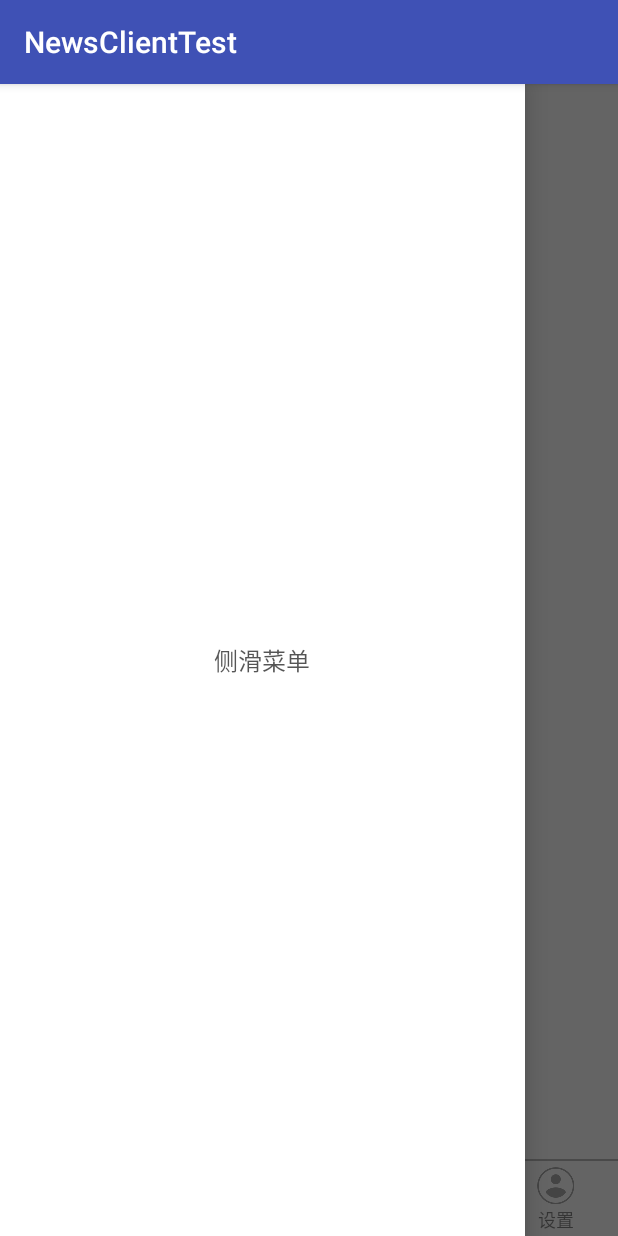
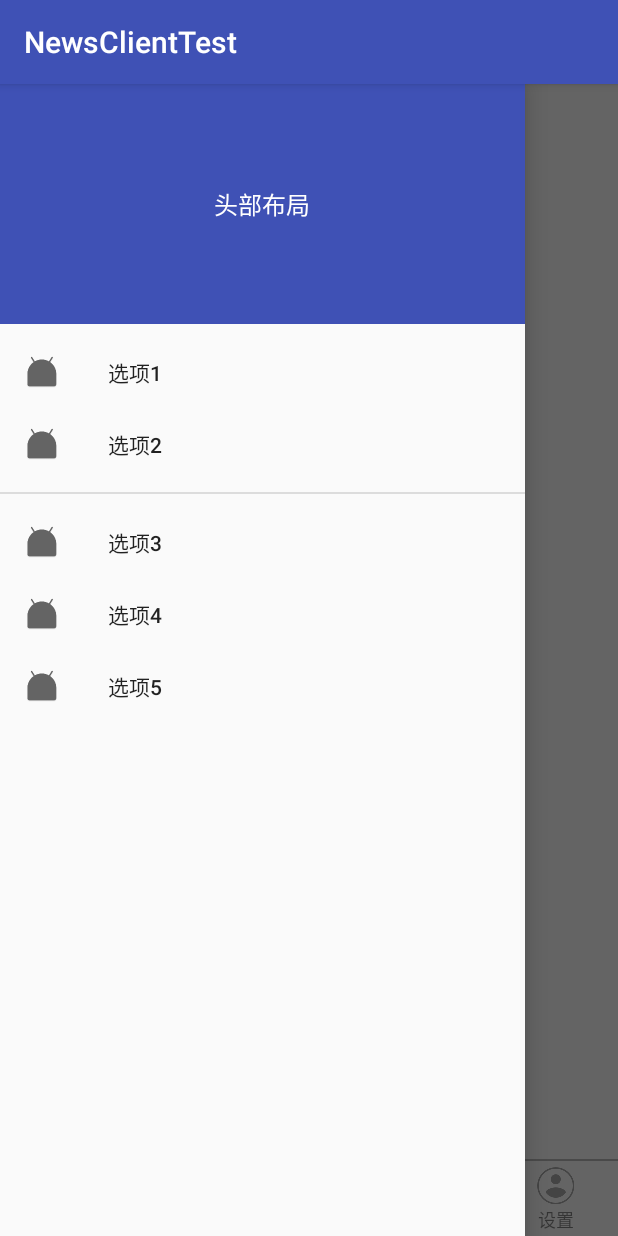
Before and after one commit to Jhonson2/NewsClientTest, an Android app: the MainActivity screen opened directly, with no data from a screen before it, with the side drawer open, on a phone screen of 412 x 824 dp. Run offline under Robolectric (Android 15) with nearby library versions, the phone set to English and light mode, and no system bars.

Commit message:
主界面侧滑菜单:使用NavigationView的使用

```diff
--- a/app/src/main/res/layout/activity_main.xml
+++ b/app/src/main/res/layout/activity_main.xml
@@ -1,5 +1,7 @@
 <?xml version="1.0" encoding="utf-8"?>
-<android.support.v4.widget.DrawerLayout xmlns:android="http://schemas.android.com/apk/res/android"
+<android.support.v4.widget.DrawerLayout
+    android:id="@+id/drawer_layout"
+    xmlns:android="http://schemas.android.com/apk/res/android"
     xmlns:app="http://schemas.android.com/apk/res-auto"
     xmlns:tools="http://schemas.android.com/tools"
     android:layout_width="match_parent"
@@ -110,7 +112,7 @@
         添加如下属性让侧滑菜单显示在左边：
         android:layout_gravity="left"
     -->
-<LinearLayout
+<!--<LinearLayout
     android:layout_width="350dp"
     android:layout_height="match_parent"
     android:gravity="center"
@@ -123,6 +125,13 @@
         android:text="侧滑菜单"
         android:textColor="#aa000000"
         android:textSize="16sp"/>
-</LinearLayout>
+</LinearLayout>-->
+    <android.support.design.widget.NavigationView
+        android:id="@+id/navigation_view"
+        android:layout_gravity="left"
+        app:headerLayout="@layout/navigation_view_header"
+        app:menu="@menu/main"
+        android:layout_width="350dp"
+        android:layout_height="match_parent"/>
 
 </android.support.v4.widget.DrawerLayout>
--- /dev/null
+++ b/app/src/main/res/layout/navigation_view_header.xml
@@ -0,0 +1,16 @@
+<?xml version="1.0" encoding="utf-8"?>
+<LinearLayout xmlns:android="http://schemas.android.com/apk/res/android"
+    android:layout_width="match_parent"
+    android:layout_height="160dp"
+    android:gravity="center"
+    android:background="@color/colorPrimary"
+    android:orientation="vertical">
+
+    <TextView
+        android:layout_width="wrap_content"
+        android:layout_height="wrap_content"
+        android:text="头部布局"
+        android:textColor="#fff"
+        android:textSize="16sp"/>
+
+</LinearLayout>
--- /dev/null
+++ b/app/src/main/res/menu/main.xml
@@ -0,0 +1,30 @@
+<?xml version="1.0" encoding="utf-8"?>
+<menu
+    xmlns:android="http://schemas.android.com/apk/res/android">
+
+    <item
+        android:id="@+id/item_01"
+        android:icon="@mipmap/ic_launcher"
+        android:title="选项1"/>
+    <item
+        android:id="@+id/item_02"
+        android:icon="@mipmap/ic_launcher"
+        android:title="选项2"/>
+
+    <group
+        android:id="@+id/group_01">
+
+        <item android:id="@+id/item_03"
+            android:title="选项3"
+            android:icon="@mipmap/ic_launcher"/>
+
+        <item android:id="@+id/item_04"
+            android:title="选项4"
+            android:icon="@mipmap/ic_launcher"/>
+
+        <item android:id="@+id/item_05"
+            android:title="选项5"
+            android:icon="@mipmap/ic_launcher"/>
+    </group>
+
+</menu>
```
